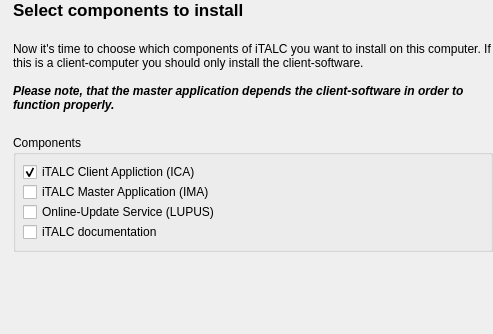
Old version of the form setup/dialogs/page_select_components.ui in the repository veyon/veyon.
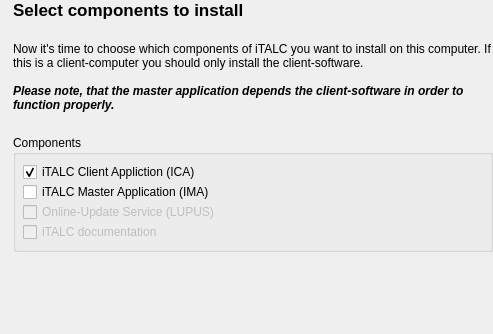
New version of the form. Icons and pictures are not drawn.

```diff
--- a/setup/dialogs/page_select_components.ui
+++ b/setup/dialogs/page_select_components.ui
@@ -106,6 +106,9 @@
           </item>
           <item>
            <widget class="QCheckBox" name="componentLUPUS" >
+            <property name="enabled" >
+             <bool>false</bool>
+            </property>
             <property name="text" >
              <string>Online-Update Service (LUPUS)</string>
             </property>
@@ -113,6 +116,9 @@
           </item>
           <item>
            <widget class="QCheckBox" name="componentDocs" >
+            <property name="enabled" >
+             <bool>false</bool>
+            </property>
             <property name="text" >
              <string>iTALC documentation</string>
             </property>
```
